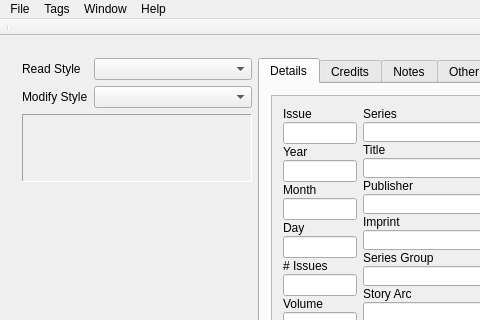
Qt form comictaggerlib/ui/taggerwindow.ui (comictagger/comictagger) before a commit; both pictures show x 0 to 480 and y 0 to 320 of the 1096 by 621 pixel window.
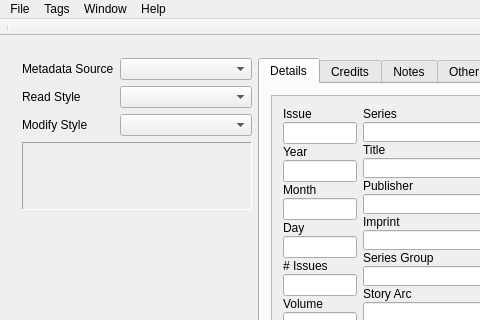
The same form after that commit.

Commit message: Add a combobox to select a metadata source in the main window Fixes #508

The edit to the form file:
```diff
--- a/comictaggerlib/ui/taggerwindow.ui
+++ b/comictaggerlib/ui/taggerwindow.ui
@@ -59,26 +59,36 @@
             <property name="formAlignment">
              <set>Qt::AlignHCenter|Qt::AlignTop</set>
             </property>
-            <item row="0" column="0">
+            <item row="1" column="0">
              <widget class="QLabel" name="label">
               <property name="text">
                <string>Read Style</string>
               </property>
              </widget>
             </item>
-            <item row="0" column="1">
+            <item row="1" column="1">
              <widget class="QComboBox" name="cbLoadDataStyle"/>
             </item>
-            <item row="1" column="0">
+            <item row="2" column="0">
              <widget class="QLabel" name="saveStyleLabel">
               <property name="text">
                <string>Modify Style</string>
               </property>
              </widget>
             </item>
-            <item row="1" column="1">
+            <item row="2" column="1">
              <widget class="QComboBox" name="cbSaveDataStyle"/>
             </item>
+            <item row="0" column="0">
+             <widget class="QLabel" name="lbl_md_source">
+              <property name="text">
+               <string>Metadata Source</string>
+              </property>
+             </widget>
+            </item>
+            <item row="0" column="1">
+             <widget class="QComboBox" name="cbx_sources"/>
+            </item>
            </layout>
           </item>
           <item>
```
The commit also changes 1 other file.
